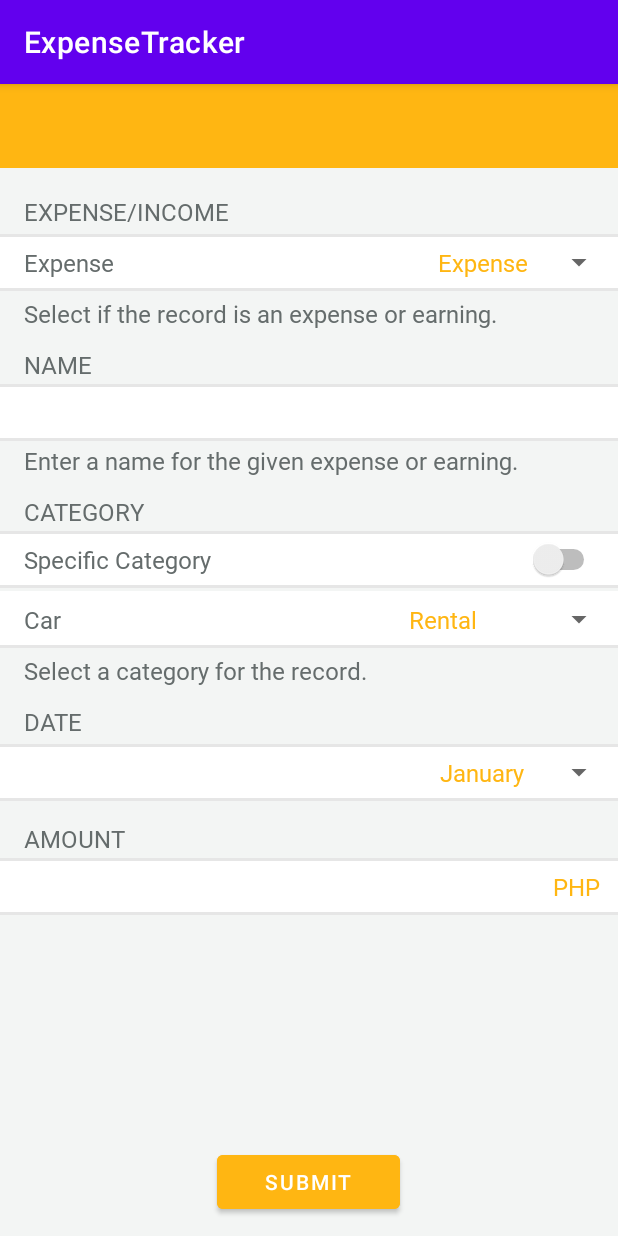
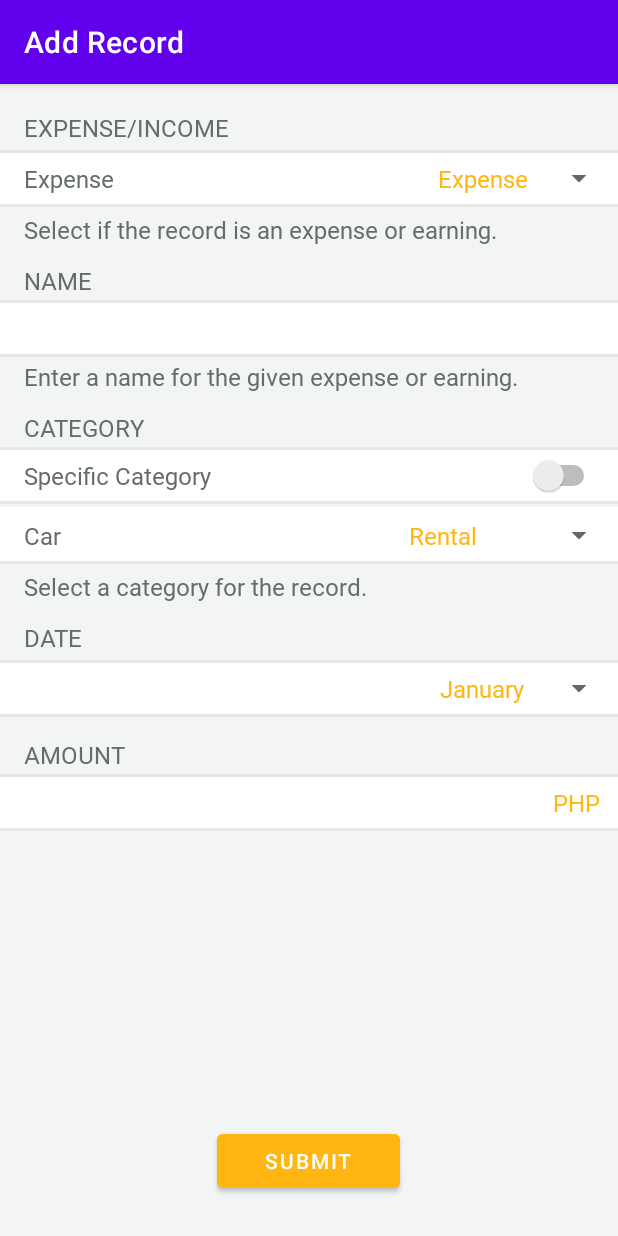
Before and after one commit to stareio/ExpenseTracker, an Android app: the AddRecordActivity screen opened directly, with no data from a screen before it, on a phone screen of 412 x 824 dp. Run offline under Robolectric (Android 15) with nearby library versions, the phone set to English and light mode, and no system bars.

Commit message:
added activity labels. removed the toolbar in all activities.

```diff
--- a/app/src/main/AndroidManifest.xml
+++ b/app/src/main/AndroidManifest.xml
@@ -15,18 +15,23 @@
         tools:targetApi="31">
         <activity
             android:name=".EditRecordActivity"
+            android:label="Edit Record"
             android:exported="false" />
         <activity
             android:name=".AddRecordActivity"
+            android:label="Add Record"
             android:exported="false" />
         <activity
             android:name=".DevelopersActivity"
+            android:label=""
             android:exported="false" />
         <activity
             android:name=".SettingsActivity"
+            android:label="Settings"
             android:exported="false" />
         <activity
             android:name=".MainActivity"
+            android:label="Navigation"
             android:exported="true">
             <intent-filter>
                 <action android:name="android.intent.action.MAIN" />
--- a/app/src/main/res/layout/activity_add_record.xml
+++ b/app/src/main/res/layout/activity_add_record.xml
@@ -11,14 +11,6 @@
         android:layout_width="match_parent"
         android:layout_height="match_parent"
         android:orientation="vertical">
-
-        <androidx.appcompat.widget.Toolbar
-            android:id="@+id/tbAddRecord"
-            android:layout_width="match_parent"
-            android:layout_height="wrap_content"
-            android:background="@color/yellow"
-            android:minHeight="?attr/actionBarSize"
-            android:theme="?attr/actionBarTheme" />
 
         <LinearLayout
             android:layout_width="match_parent"
@@ -311,7 +303,7 @@
                     android:id="@+id/btnAddRecord"
                     android:layout_width="wrap_content"
                     android:layout_height="wrap_content"
-                    android:layout_marginBottom="12dp"
+                    android:layout_marginBottom="26dp"
                     android:backgroundTint="@color/yellow"
                     android:paddingHorizontal="32dp"
                     android:text="Submit" />
```
Also changed, not shown: app/src/main/res/layout/activity_developers.xml (+0 -8 lines), app/src/main/res/layout/activity_edit_record.xml (+1 -9 lines), app/src/main/res/layout/activity_settings.xml (+0 -8 lines).
